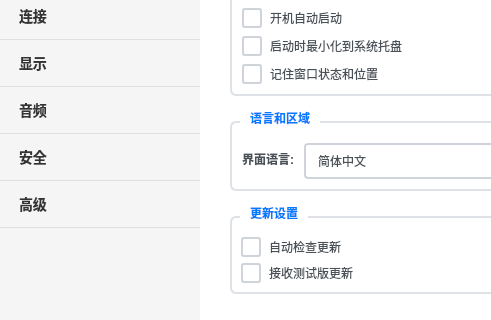
Qt form src/ui/settingsdialog.ui (JiaYongChen/QtRemoteDesktop) before a commit; both pictures show x 0 to 491 and y 111 to 431 of the 700 by 600 pixel window.
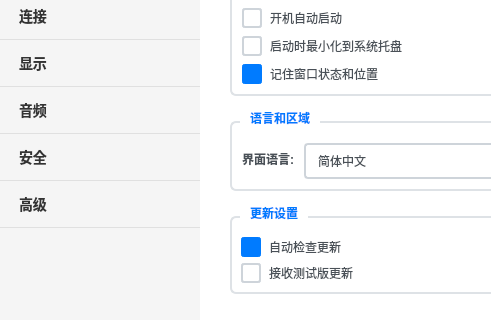
The same form after that commit. Icons and pictures are not drawn.

```diff
--- a/src/ui/settingsdialog.ui
+++ b/src/ui/settingsdialog.ui
@@ -65,7 +65,7 @@
 QCheckBox::indicator:checked {
     background-color: #007bff;
     border-color: #007bff;
-    image: url(:/icons/check.png);
+    /* removed missing resource :/icons/check.png */
 }
 
 QComboBox {
```
Left out of the diff: 2 changed lines with no effect on the pictures. Lines whose indentation alone changed are shown as unchanged.
